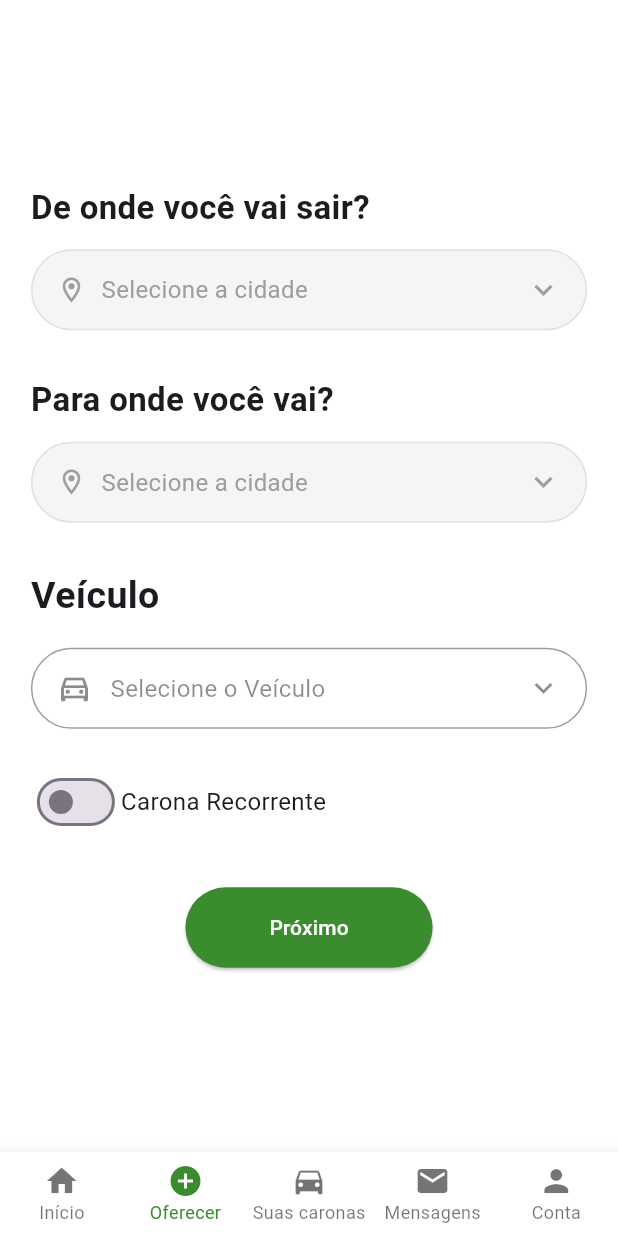
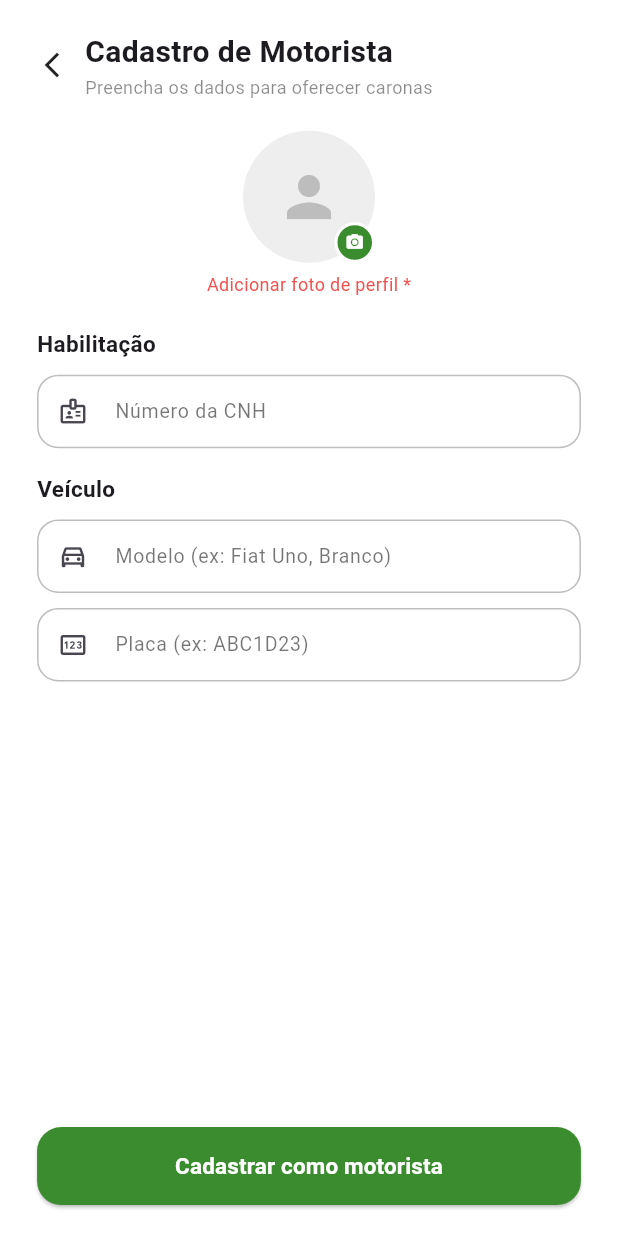
Before and after one commit to Br-Fernandes/IFRide, a Flutter app: the screen it shows after launch, item 2 of the bottom bar chosen, on a phone screen of 412 x 824 dp. Run offline on Flutter 3.47's test engine with Material 3 defaults, Android fonts, the phone set to English and light mode, and no system bars; our stand-ins replace auto_size_text, flutter_secure_storage, get, image_picker; missing offline and left inert: stomp_dart_client; accounts and stored records are empty; network calls fail.

Commit message:
ultimas alteracoes

```diff
--- a/lib/controllers/auth_controller.dart
+++ b/lib/controllers/auth_controller.dart
@@ -15,9 +15,12 @@ class AuthController extends GetxController {
 
   final authStatus = AuthStatus.loading.obs;
   final currentUser = Rxn<User>();
+  final isDriver = false.obs;
 
   User? get user => currentUser.value;
   bool get isAuthenticated => authStatus.value == AuthStatus.authenticated;
+
+  void setIsDriver(bool value) => isDriver.value = value;
 
   @override
   void onInit() {
--- a/lib/controllers/new_ride_controller.dart
+++ b/lib/controllers/new_ride_controller.dart
@@ -39,7 +39,6 @@ class NewRideController extends GetxController {
 
   var fromCity = RxnString();
   var toCity = RxnString();
-  var vehicle = RxnString();
   var isRecurring = false.obs;
 
   var rawValue = ''.obs;
@@ -89,7 +88,6 @@ class NewRideController extends GetxController {
         if (fromCity.value == null) return 'Selecione a cidade de origem.';
         if (toCity.value == null) return 'Selecione a cidade de destino.';
         if (fromCity.value == toCity.value) return 'Origem e destino não podem ser iguais.';
-        if (vehicle.value == null) return 'Selecione um veículo.';
         return null;
 
       case 1:
@@ -109,7 +107,7 @@ class NewRideController extends GetxController {
 
   Future<void> submitRide() async {
     // TODO: chamar RideService com os dados abaixo
-    // fromCity, toCity, vehicle, isRecurring
+    // fromCity, toCity, isRecurring
     // Não recorrente: TimeSelectorController, PassengerSelectorController, ValueController
     // Recorrente: weekDays.where((d) => d.enabled.value)
     Get.snackbar(
--- a/lib/main.dart
+++ b/lib/main.dart
@@ -6,6 +6,7 @@ import 'package:if_ride/utils/themes.dart';
 import 'package:if_ride/views/screens/auth_screen.dart';
 import 'package:if_ride/views/screens/chat_screen.dart';
 import 'package:if_ride/views/screens/main_navigation_screen.dart';
+import 'package:if_ride/views/screens/new_ride_screen.dart';
 
 import 'utils/constants.dart';
 
--- /dev/null
+++ b/lib/models/driver_register_request.dart
@@ -0,0 +1,17 @@
+class DriverRegisterRequest {
+  final String cnh;
+  final String vehicleModel;
+  final String vehiclePlate;
+
+  DriverRegisterRequest({
+    required this.cnh,
+    required this.vehicleModel,
+    required this.vehiclePlate,
+  });
+
+  Map<String, dynamic> toJson() => {
+        'cnh': cnh,
+        'vehicleModel': vehicleModel,
+        'vehiclePlate': vehiclePlate,
+      };
+}
--- /dev/null
+++ b/lib/views/screens/register_driver_screen.dart
@@ -0,0 +1,313 @@
+import 'package:flutter/material.dart';
+import 'package:flutter/services.dart';
+import 'package:get/get.dart';
+import 'package:if_ride/controllers/register_driver_controller.dart';
+import 'package:image_picker/image_picker.dart';
+
+class RegisterDriverScreen extends StatelessWidget {
+  RegisterDriverScreen({super.key});
+
+  final _formKey = GlobalKey<FormState>();
+  final controller = Get.put(RegisterDriverController());
+
+  @override
+  Widget build(BuildContext context) {
+    final size = MediaQuery.of(context).size;
+    final primaryColor = Theme.of(context).primaryColor;
+
+    return Scaffold(
+      backgroundColor: Colors.white,
+      body: SafeArea(
+        child: Form(
+          key: _formKey,
+          child: Padding(
+            padding: EdgeInsets.symmetric(
+              horizontal: size.width * 0.06,
+              vertical: size.height * 0.025,
+            ),
+            child: Column(
+              crossAxisAlignment: CrossAxisAlignment.start,
+              children: [
+                _buildHeader(context),
+                SizedBox(height: size.height * 0.025),
+                _buildPhotoPicker(context, primaryColor),
+                SizedBox(height: size.height * 0.025),
+                _buildSectionTitle('Habilitação'),
+                const SizedBox(height: 10),
+                _buildTextField(
+                  label: 'Número da CNH',
+                  icon: Icons.badge_outlined,
+                  onSaved: (v) => controller.cnh.value = v ?? '',
+                  validator: (v) {
+                    if (v == null || v.trim().isEmpty) return 'Informe o número da CNH.';
+                    if (v.trim().length < 11) return 'CNH deve ter 11 dígitos.';
+                    return null;
+                  },
+                  keyboardType: TextInputType.number,
+                  inputFormatters: [
+                    FilteringTextInputFormatter.digitsOnly,
+                    LengthLimitingTextInputFormatter(11),
+                  ],
+                ),
+                SizedBox(height: size.height * 0.02),
+                _buildSectionTitle('Veículo'),
+                const SizedBox(height: 10),
+                _buildTextField(
+                  label: 'Modelo (ex: Fiat Uno, Branco)',
+                  icon: Icons.directions_car_outlined,
+                  onSaved: (v) => controller.vehicleModel.value = v ?? '',
+                  validator: (v) {
+                    if (v == null || v.trim().isEmpty) return 'Informe o modelo do veículo.';
+                    return null;
+                  },
+                ),
+                const SizedBox(height: 10),
+                _buildTextField(
+                  label: 'Placa (ex: ABC1D23)',
+                  icon: Icons.pin_outlined,
+                  onSaved: (v) => controller.vehiclePlate.value = v ?? '',
+                  validator: (v) {
+                    if (v == null || v.trim().isEmpty) return 'Informe a placa do veículo.';
+                    if (v.trim().length < 7) return 'Placa inválida.';
+                    return null;
+                  },
+                  textCapitalization: TextCapitalization.characters,
+                ),
+                const Spacer(),
+                _buildSubmitButton(context, primaryColor),
+              ],
+            ),
+          ),
+        ),
+      ),
+    );
+  }
+
+  Widget _buildHeader(BuildContext context) {
+    return Row(
+      crossAxisAlignment: CrossAxisAlignment.center,
+      children: [
+        GestureDetector(
+          onTap: () => Get.back(),
+          child: const Icon(Icons.arrow_back_ios_new, size: 20),
+        ),
+        const SizedBox(width: 12),
+        const Column(
+          crossAxisAlignment: CrossAxisAlignment.start,
+          children: [
+            Text(
+              'Cadastro de Motorista',
+              style: TextStyle(fontSize: 20, fontWeight: FontWeight.bold),
+            ),
+            Text(
+              'Preencha os dados para oferecer caronas',
+              style: TextStyle(fontSize: 12, color: Colors.black45),
+            ),
+          ],
+        ),
+      ],
+    );
+  }
+
+  Widget _buildPhotoPicker(BuildContext context, Color primaryColor) {
+    return Obx(() {
+      final photo = controller.profilePhoto.value;
+      return Center(
+        child: Column(
+          children: [
+            GestureDetector(
+              onTap: () => _showPhotoOptions(context),
+              child: Stack(
+                alignment: Alignment.bottomRight,
+                children: [
+                  CircleAvatar(
+                    radius: 44,
+                    backgroundColor: Colors.grey.shade200,
+                    backgroundImage: photo != null ? FileImage(photo) : null,
+                    child: photo == null
+                        ? Icon(Icons.person, size: 44, color: Colors.grey.shade400)
+                        : null,
+                  ),
+                  Container(
+                    padding: const EdgeInsets.all(5),
+                    decoration: BoxDecoration(
+                      color: primaryColor,
+                      shape: BoxShape.circle,
+                      border: Border.all(color: Colors.white, width: 2),
+                    ),
+                    child: const Icon(Icons.camera_alt, size: 13, color: Colors.white),
+                  ),
+                ],
+              ),
+            ),
+            const SizedBox(height: 6),
+            Text(
+              photo == null ? 'Adicionar foto de perfil *' : 'Alterar foto',
+              style: TextStyle(
+                fontSize: 12,
+                color: photo == null ? Colors.red.shade400 : Colors.black45,
+              ),
+            ),
+          ],
+        ),
+      );
+    });
+  }
+
+  void _showPhotoOptions(BuildContext context) {
+    showModalBottomSheet(
+      context: context,
+      backgroundColor: Colors.transparent,
+      builder: (_) => Container(
+        decoration: const BoxDecoration(
+          color: Colors.white,
+          borderRadius: BorderRadius.vertical(top: Radius.circular(24)),
+        ),
+        padding: const EdgeInsets.fromLTRB(24, 16, 24, 32),
+        child: Column(
+          mainAxisSize: MainAxisSize.min,
+          children: [
+            Container(
+              width: 40,
+              height: 4,
+              decoration: BoxDecoration(
+                color: Colors.grey.shade300,
+                borderRadius: BorderRadius.circular(2),
+              ),
+            ),
+            const SizedBox(height: 20),
+            const Text(
+              'Foto de perfil',
+              style: TextStyle(fontSize: 17, fontWeight: FontWeight.bold),
+            ),
+            const SizedBox(height: 16),
+            _photoOption(
+              context,
+              icon: Icons.camera_alt_outlined,
+              label: 'Tirar foto',
+              onTap: () {
+                Navigator.pop(context);
+                controller.pickPhoto(ImageSource.camera);
+              },
+            ),
+            const SizedBox(height: 8),
+            _photoOption(
+              context,
+              icon: Icons.photo_library_outlined,
+              label: 'Escolher da galeria',
+              onTap: () {
+                Navigator.pop(context);
+                controller.pickPhoto(ImageSource.gallery);
+              },
+            ),
+          ],
+        ),
+      ),
+    );
+  }
+
+  Widget _photoOption(
+    BuildContext context, {
+    required IconData icon,
+    required String label,
+    required VoidCallback onTap,
+  }) {
+    return InkWell(
+      onTap: onTap,
+      borderRadius: BorderRadius.circular(12),
+      child: Container(
+        padding: const EdgeInsets.symmetric(horizontal: 16, vertical: 14),
+        decoration: BoxDecoration(
+          color: Colors.grey.shade50,
+          borderRadius: BorderRadius.circular(12),
+        ),
+        child: Row(
+          children: [
+            Icon(icon, color: Colors.black54),
+            const SizedBox(width: 14),
+            Text(label, style: const TextStyle(fontSize: 15)),
+          ],
+        ),
+      ),
+    );
+  }
+
+  Widget _buildSectionTitle(String title) {
+    return Text(
+      title,
+      style: const TextStyle(fontSize: 15, fontWeight: FontWeight.bold),
+    );
+  }
+
+  Widget _buildTextField({
+    required String label,
+    required IconData icon,
+    required void Function(String?) onSaved,
+    required String? Function(String?) validator,
+    TextInputType keyboardType = TextInputType.text,
+    TextCapitalization textCapitalization = TextCapitalization.none,
+    List<TextInputFormatter>? inputFormatters,
+  }) {
+    return TextFormField(
+      onSaved: onSaved,
+      validator: validator,
+      keyboardType: keyboardType,
+      textCapitalization: textCapitalization,
+      inputFormatters: inputFormatters,
+      style: const TextStyle(fontSize: 14),
+      decoration: InputDecoration(
+        labelText: label,
+        labelStyle: const TextStyle(color: Colors.black54, fontSize: 13),
+        prefixIcon: Icon(icon, size: 20),
+        isDense: true,
+        contentPadding: const EdgeInsets.symmetric(horizontal: 12, vertical: 14),
+        enabledBorder: OutlineInputBorder(
+          borderRadius: BorderRadius.circular(14),
+          borderSide: const BorderSide(color: Colors.black26),
+        ),
+        focusedBorder: OutlineInputBorder(
+          borderRadius: BorderRadius.circular(14),
+          borderSide: const BorderSide(color: Colors.black87),
+        ),
+        errorBorder: OutlineInputBorder(
+          borderRadius: BorderRadius.circular(14),
+          borderSide: const BorderSide(color: Colors.red),
+        ),
+        focusedErrorBorder: OutlineInputBorder(
+          borderRadius: BorderRadius.circular(14),
+          borderSide: const BorderSide(color: Colors.red),
+        ),
+      ),
+    );
+  }
+
+  Widget _buildSubmitButton(BuildContext context, Color primaryColor) {
+    return Obx(() => SizedBox(
+          width: double.infinity,
+          height: 52,
+          child: ElevatedButton(
+            style: ElevatedButton.styleFrom(
+              backgroundColor: primaryColor,
+              foregroundColor: Colors.white,
+              shape: RoundedRectangleBorder(
+                borderRadius: BorderRadius.circular(16),
+              ),
+            ),
+            onPressed: controller.isLoading.value
+                ? null
+                : () {
+                    final isValid = _formKey.currentState?.validate() ?? false;
+                    if (!isValid) return;
+                    _formKey.currentState?.save();
+                    controller.submit();
+                  },
+            child: controller.isLoading.value
+                ? const CircularProgressIndicator(color: Colors.white)
+                : const Text(
+                    'Cadastrar como motorista',
+                    style: TextStyle(fontSize: 15, fontWeight: FontWeight.bold),
+                  ),
+          ),
+        ));
+  }
+}
--- a/lib/views/widgets/stepone_ride.dart
+++ b/lib/views/widgets/stepone_ride.dart
@@ -3,8 +3,6 @@ import 'package:get/get.dart';
 import 'package:if_ride/controllers/new_ride_controller.dart';
 import 'package:if_ride/views/widgets/city_selector.dart';
 import 'package:if_ride/views/widgets/next_step_button.dart';
-import 'package:if_ride/views/widgets/vehicle_selector.dart';
-
 class StepOneRide extends StatelessWidget {
   StepOneRide({super.key});
 
@@ -30,10 +28,6 @@ class StepOneRide extends StatelessWidget {
           value: controller.toCity.value,
           onChanged: (v) => controller.toCity.value = v,
         ),
-        VehicleSelector(
-          value: controller.vehicle.value,
-          onChanged: (v) => controller.vehicle.value = v,
-        ),
         SizedBox(height: padding.height * 0.03),
         Row(
           children: [
```
Also changed, not shown: lib/controllers/register_driver_controller.dart (added, +109 -0 lines), lib/services/driver_service.dart (added, +52 -0 lines), lib/views/screens/main_navigation_screen.dart (+10 -0 lines).
